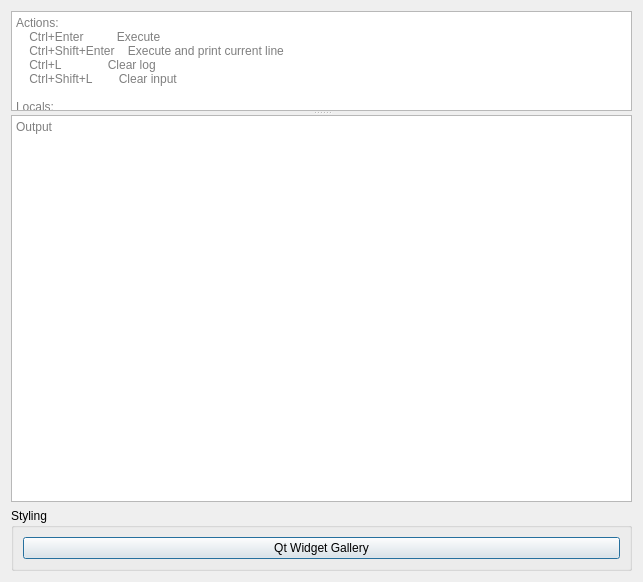
Above: qt/aqt/forms/debug.ui from ankitects/anki before the change. Below: the same form after it.
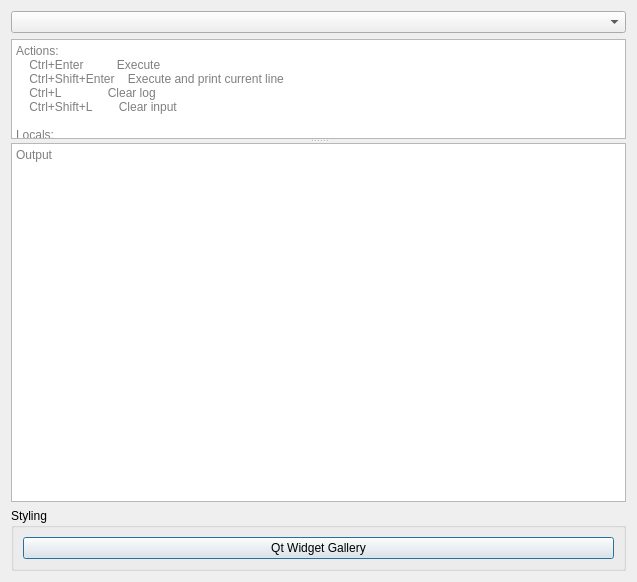
That is the form after the change. Icons and pictures are not drawn.

Commit message: Add feature to open and save debug scripts

What changed in the file:
```diff
--- a/qt/aqt/forms/debug.ui
+++ b/qt/aqt/forms/debug.ui
@@ -6,7 +6,7 @@
    <rect>
     <x>0</x>
     <y>0</y>
-    <width>643</width>
+    <width>637</width>
     <height>582</height>
    </rect>
   </property>
@@ -18,6 +18,16 @@
     <normaloff>:/icons/anki.png</normaloff>:/icons/anki.png</iconset>
   </property>
   <layout class="QVBoxLayout" name="verticalLayout">
+   <item>
+    <widget class="QComboBox" name="script">
+     <property name="currentText">
+      <string notr="true"/>
+     </property>
+     <property name="currentIndex">
+      <number>-1</number>
+     </property>
+    </widget>
+   </item>
    <item>
     <widget class="QSplitter" name="splitter">
      <property name="orientation">
```
Left out of the diff: 2 changed lines with no effect on the pictures. The commit also changes 1 other file.
